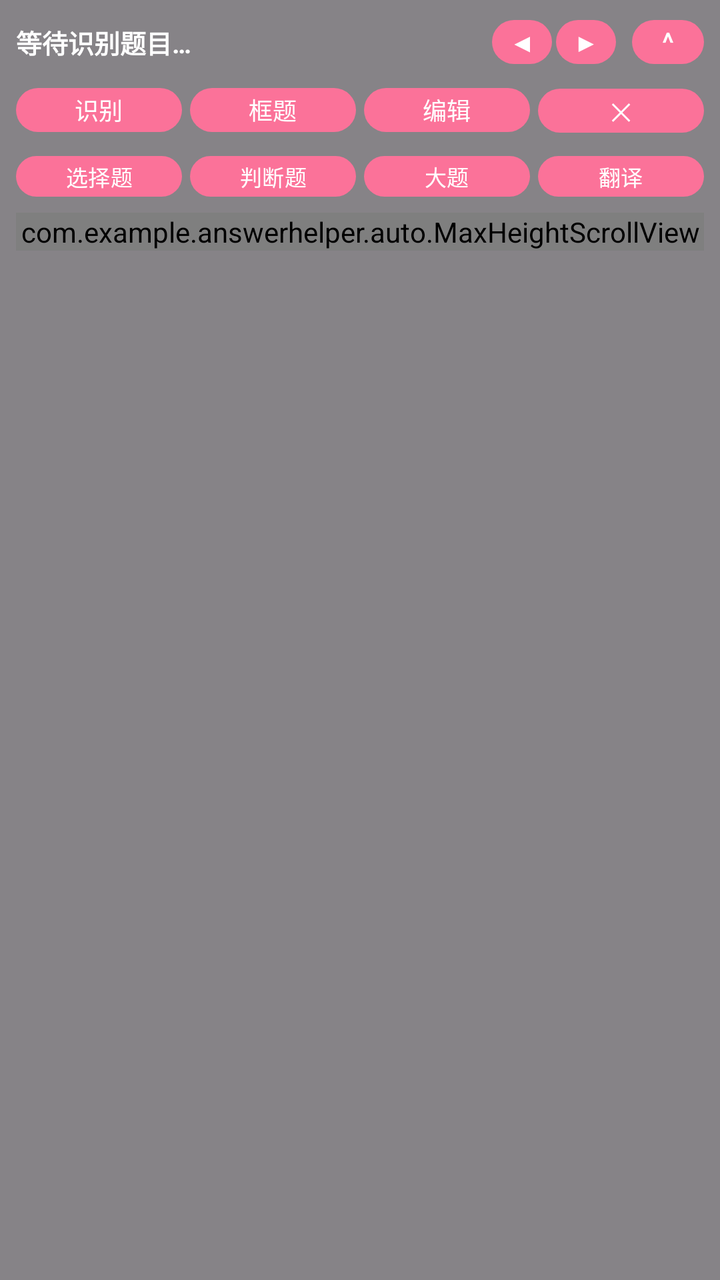
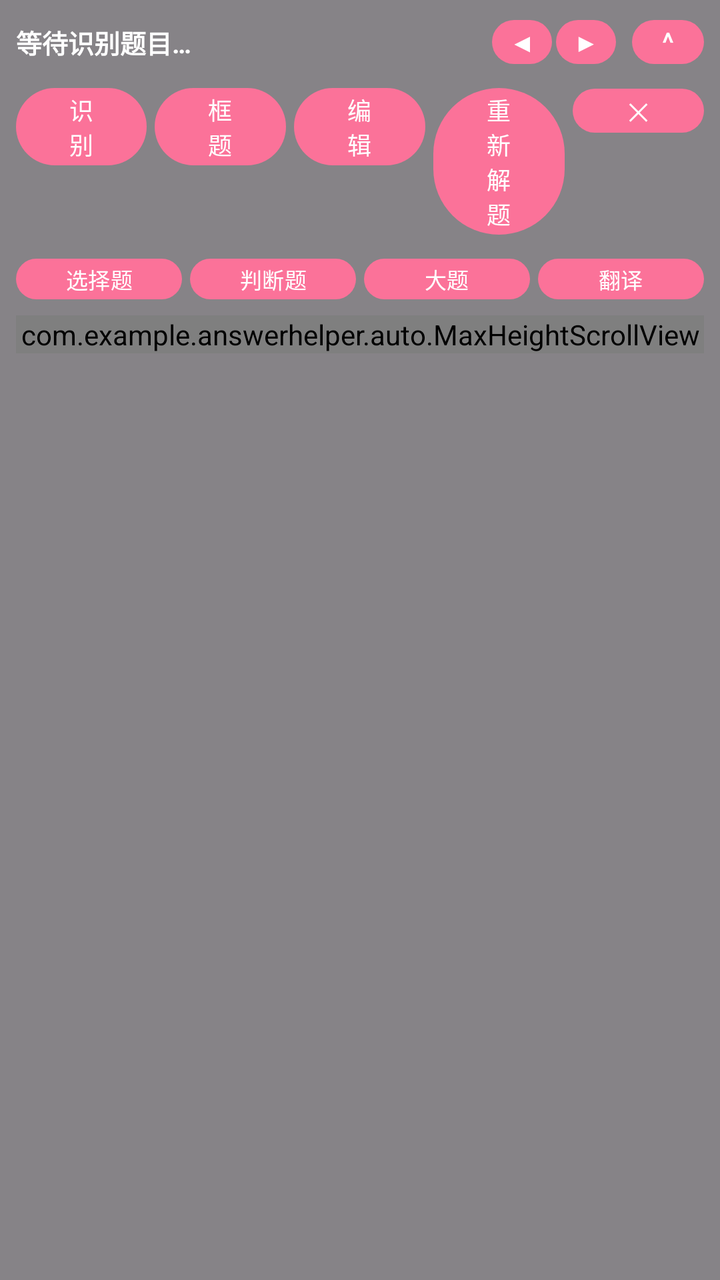

Screens rendered from an Android XML layout before and after an edit, with the pre-edit source and the edit as a unified diff.
<!-- AndroidManifest.xml: application theme Theme.BilibiliHelper -->
<!-- res/layout/overlay_panel.xml -->
<?xml version="1.0" encoding="utf-8"?>
<LinearLayout xmlns:android="http://schemas.android.com/apk/res/android"
    android:id="@+id/overlay_root"
    android:layout_width="match_parent"
    android:layout_height="wrap_content"
    android:orientation="vertical"
    android:background="#80111111"
    android:paddingStart="8dp"
    android:paddingEnd="8dp"
    android:paddingTop="6dp"
    android:paddingBottom="6dp">

    
    <LinearLayout
        android:layout_width="match_parent"
        android:layout_height="wrap_content"
        android:orientation="horizontal"
        android:gravity="center_vertical">

        <TextView
            android:id="@+id/tv_result"
            android:layout_width="0dp"
            android:layout_height="wrap_content"
            android:layout_weight="1"
            android:ellipsize="end"
            android:maxLines="1"
            android:text="等待识别题目…"
            android:textColor="#FFFFFF"
            android:textSize="13sp"
            android:textStyle="bold" />

        <Button
            android:id="@+id/btn_prev"
            android:layout_width="30dp"
            android:layout_height="30dp"
            android:layout_marginStart="4dp"
            android:minHeight="0dp"
            android:minWidth="0dp"
            android:padding="0dp"
            android:text="◀"
            android:textSize="13sp" />

        <Button
            android:id="@+id/btn_next"
            android:layout_width="30dp"
            android:layout_height="30dp"
            android:layout_marginStart="2dp"
            android:minHeight="0dp"
            android:minWidth="0dp"
            android:padding="0dp"
            android:text="▶"
            android:textSize="13sp" />

        <Button
            android:id="@+id/btn_collapse"
            android:layout_width="36dp"
            android:layout_height="30dp"
            android:layout_marginStart="8dp"
            android:minHeight="0dp"
            android:minWidth="0dp"
            android:padding="0dp"
            android:text="^"
            android:textSize="14sp" />
    </LinearLayout>

    
    <LinearLayout
        android:layout_width="match_parent"
        android:layout_height="wrap_content"
        android:layout_marginTop="4dp"
        android:orientation="horizontal">

        <Button
            android:id="@+id/btn_capture"
            android:layout_width="0dp"
            android:layout_height="wrap_content"
            android:layout_weight="1"
            android:minHeight="30dp"
            android:paddingTop="2dp"
            android:paddingBottom="2dp"
            android:text="识别"
            android:textSize="12sp" />

        <Button
            android:id="@+id/btn_region"
            android:layout_width="0dp"
            android:layout_height="wrap_content"
            android:layout_marginStart="4dp"
            android:layout_weight="1"
            android:minHeight="30dp"
            android:paddingTop="2dp"
            android:paddingBottom="2dp"
            android:text="框题"
            android:textSize="12sp" />

        <Button
            android:id="@+id/btn_edit"
            android:layout_width="0dp"
            android:layout_height="wrap_content"
            android:layout_marginStart="4dp"
            android:layout_weight="1"
            android:minHeight="30dp"
            android:paddingTop="2dp"
            android:paddingBottom="2dp"
            android:text="编辑"
            android:textSize="12sp" />

        <Button
            android:id="@+id/btn_close"
            android:layout_width="0dp"
            android:layout_height="wrap_content"
            android:layout_marginStart="4dp"
            android:layout_weight="1"
            android:minHeight="30dp"
            android:paddingTop="2dp"
            android:paddingBottom="2dp"
            android:text="✕"
            android:textSize="12sp" />
    </LinearLayout>

    
    <LinearLayout
        android:id="@+id/type_selector"
        android:layout_width="match_parent"
        android:layout_height="wrap_content"
        android:layout_marginTop="4dp"
        android:orientation="horizontal">

        <Button
            android:id="@+id/btn_type_choice"
            android:layout_width="0dp"
            android:layout_height="wrap_content"
            android:layout_weight="1"
            android:minHeight="28dp"
            android:paddingTop="2dp"
            android:paddingBottom="2dp"
            android:text="选择题"
            android:textSize="11sp" />

        <Button
            android:id="@+id/btn_type_judge"
            android:layout_width="0dp"
            android:layout_height="wrap_content"
            android:layout_marginStart="4dp"
            android:layout_weight="1"
            android:minHeight="28dp"
            android:paddingTop="2dp"
            android:paddingBottom="2dp"
            android:text="判断题"
            android:textSize="11sp" />

        <Button
            android:id="@+id/btn_type_essay"
            android:layout_width="0dp"
            android:layout_height="wrap_content"
            android:layout_marginStart="4dp"
            android:layout_weight="1"
            android:minHeight="28dp"
            android:paddingTop="2dp"
            android:paddingBottom="2dp"
            android:text="大题"
            android:textSize="11sp" />

        <Button
            android:id="@+id/btn_type_translate"
            android:layout_width="0dp"
            android:layout_height="wrap_content"
            android:layout_marginStart="4dp"
            android:layout_weight="1"
            android:minHeight="28dp"
            android:paddingTop="2dp"
            android:paddingBottom="2dp"
            android:text="翻译"
            android:textSize="11sp" />
    </LinearLayout>

    
    <com.example.answerhelper.auto.MaxHeightScrollView
        android:id="@+id/content_scroll"
        android:layout_width="match_parent"
        android:layout_height="wrap_content"
        android:layout_marginTop="4dp"
        android:overScrollMode="ifContentScrolls"
        android:scrollbars="vertical">

        <LinearLayout
            android:layout_width="match_parent"
            android:layout_height="wrap_content"
            android:orientation="vertical">

            <TextView
                android:id="@+id/tv_question"
                android:layout_width="match_parent"
                android:layout_height="wrap_content"
                android:maxLines="8"
                android:textColor="#EEFFFFFF"
                android:textSize="12sp" />

            <LinearLayout
                android:id="@+id/options_container"
                android:layout_width="match_parent"
                android:layout_height="wrap_content"
                android:orientation="vertical" />

            <TextView
                android:id="@+id/tv_reason"
                android:layout_width="match_parent"
                android:layout_height="wrap_content"
                android:layout_marginTop="2dp"
                android:textColor="#BBFFFFFF"
                android:textSize="11sp" />

            <LinearLayout
                android:id="@+id/edit_area"
                android:layout_width="match_parent"
                android:layout_height="wrap_content"
                android:orientation="vertical"
                android:visibility="gone">

                <LinearLayout
                    android:id="@+id/option_count_row"
                    android:layout_width="match_parent"
                    android:layout_height="wrap_content"
                    android:layout_marginTop="4dp"
                    android:orientation="horizontal"
                    android:gravity="center_vertical"
                    android:visibility="gone">

                    <TextView
                        android:layout_width="wrap_content"
                        android:layout_height="wrap_content"
                        android:text="选项数量（2-26）"
                        android:textColor="#EEFFFFFF"
                        android:textSize="12sp" />

                    <EditText
                        android:id="@+id/et_option_count"
                        android:layout_width="64dp"
                        android:layout_height="wrap_content"
                        android:layout_marginStart="8dp"
                        android:hint="4"
                        android:inputType="number"
                        android:textColor="#FFFFFF"
                        android:textColorHint="#99FFFFFF"
                        android:textSize="12sp" />
                </LinearLayout>

                <EditText
                    android:id="@+id/et_stem"
                    android:layout_width="match_parent"
                    android:layout_height="wrap_content"
                    android:layout_marginTop="4dp"
                    android:minLines="2"
                    android:maxLines="6"
                    android:gravity="top"
                    android:hint="题干区 / 主题干区"
                    android:inputType="textMultiLine"
                    android:textColor="#FFFFFF"
                    android:textColorHint="#99FFFFFF"
                    android:textSize="12sp" />

                <EditText
                    android:id="@+id/et_sub"
                    android:layout_width="match_parent"
                    android:layout_height="wrap_content"
                    android:layout_marginTop="4dp"
                    android:minLines="2"
                    android:maxLines="4"
                    android:gravity="top"
                    android:hint="问题区（大题，可留空，留空则主题干即问题）"
                    android:inputType="textMultiLine"
                    android:textColor="#FFFFFF"
                    android:textColorHint="#99FFFFFF"
                    android:textSize="12sp"
                    android:visibility="gone" />

                <TextView
                    android:id="@+id/tv_judge_options"
                    android:layout_width="match_parent"
                    android:layout_height="wrap_content"
                    android:layout_marginTop="4dp"
                    android:text="选项：是 / 否"
                    android:textColor="#EEFFFFFF"
                    android:textSize="12sp"
                    android:visibility="gone" />

                <LinearLayout
                    android:id="@+id/options_edit_container"
                    android:layout_width="match_parent"
                    android:layout_height="wrap_content"
                    android:orientation="vertical" />

                <LinearLayout
                    android:id="@+id/options_edit_actions"
                    android:layout_width="match_parent"
                    android:layout_height="wrap_content"
                    android:orientation="horizontal"
                    android:visibility="gone">

                    <Button
                        android:id="@+id/btn_add_option"
                        android:layout_width="0dp"
                        android:layout_height="wrap_content"
                        android:layout_weight="1"
                        android:minHeight="28dp"
                        android:paddingTop="2dp"
                        android:paddingBottom="2dp"
                        android:text="＋选项"
                        android:textSize="11sp" />

                    <Button
                        android:id="@+id/btn_remove_option"
                        android:layout_width="0dp"
                        android:layout_height="wrap_content"
                        android:layout_marginStart="4dp"
                        android:layout_weight="1"
                        android:minHeight="28dp"
                        android:paddingTop="2dp"
                        android:paddingBottom="2dp"
                        android:text="－选项"
                        android:textSize="11sp" />
                </LinearLayout>

                <LinearLayout
                    android:layout_width="match_parent"
                    android:layout_height="wrap_content"
                    android:layout_marginTop="4dp"
                    android:orientation="horizontal">

                    <Button
                        android:id="@+id/btn_edit_cancel"
                        android:layout_width="0dp"
                        android:layout_height="wrap_content"
                        android:layout_weight="1"
                        android:minHeight="28dp"
                        android:paddingTop="2dp"
                        android:paddingBottom="2dp"
                        android:text="取消"
                        android:textSize="11sp" />

                    <Button
                        android:id="@+id/btn_edit_confirm"
                        android:layout_width="0dp"
                        android:layout_height="wrap_content"
                        android:layout_marginStart="4dp"
                        android:layout_weight="1"
                        android:minHeight="28dp"
                        android:paddingTop="2dp"
                        android:paddingBottom="2dp"
                        android:text="确认并解题"
                        android:textSize="11sp" />
                </LinearLayout>
            </LinearLayout>
        </LinearLayout>
    </com.example.answerhelper.auto.MaxHeightScrollView>
</LinearLayout>
<!-- resources referenced by this layout -->
<resources>
  <style name="Theme.BilibiliHelper" parent="Theme.Material3.DayNight.NoActionBar">
          <item name="colorPrimary">@color/primary</item>
          <item name="colorOnPrimary">@color/white</item>
          <item name="android:statusBarColor">@color/primary_dark</item>
      </style>
  <color name="primary">#FB7299</color>
  <color name="white">#FFFFFF</color>
  <color name="primary_dark">#E05E85</color>
</resources>

<!-- the commit's change to res/layout/overlay_panel.xml (unified diff, before → after) -->
@@ -106,6 +106,18 @@
             android:textSize="12sp" />
 
         <Button
+            android:id="@+id/btn_resolve"
+            android:layout_width="0dp"
+            android:layout_height="wrap_content"
+            android:layout_marginStart="4dp"
+            android:layout_weight="1"
+            android:minHeight="30dp"
+            android:paddingTop="2dp"
+            android:paddingBottom="2dp"
+            android:text="重新解题"
+            android:textSize="12sp" />
+
+        <Button
             android:id="@+id/btn_close"
             android:layout_width="0dp"
             android:layout_height="wrap_content"
@@ -116,6 +128,39 @@
             android:paddingBottom="2dp"
             android:text="✕"
             android:textSize="12sp" />
+    </LinearLayout>
+
+    
+    <LinearLayout
+        android:id="@+id/choice_mode_row"
+        android:layout_width="match_parent"
+        android:layout_height="wrap_content"
+        android:layout_marginTop="4dp"
+        android:orientation="horizontal"
+        android:visibility="gone">
+
+        <Button
+            android:id="@+id/btn_choice_single"
+            android:layout_width="0dp"
+            android:layout_height="wrap_content"
+            android:layout_weight="1"
+            android:minHeight="28dp"
+            android:paddingTop="2dp"
+            android:paddingBottom="2dp"
+            android:text="单选题"
+            android:textSize="11sp" />
+
+        <Button
+            android:id="@+id/btn_choice_multi"
+            android:layout_width="0dp"
+            android:layout_height="wrap_content"
+            android:layout_marginStart="4dp"
+            android:layout_weight="1"
+            android:minHeight="28dp"
+            android:paddingTop="2dp"
+            android:paddingBottom="2dp"
+            android:text="多选题"
+            android:textSize="11sp" />
     </LinearLayout>
 
     
